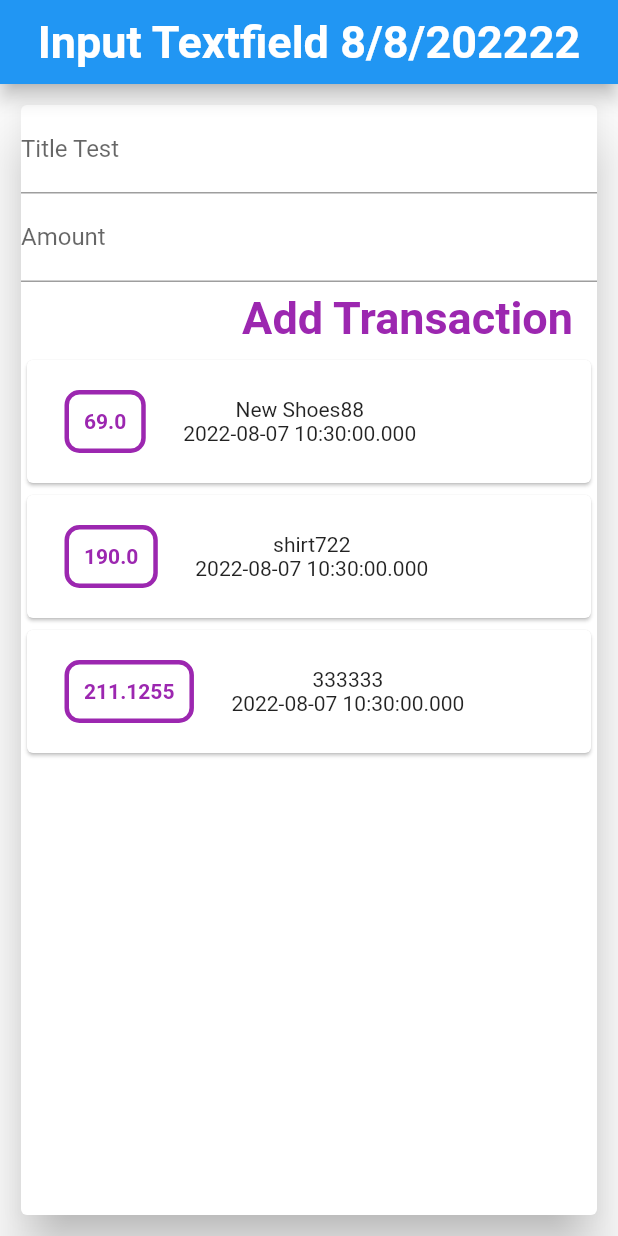
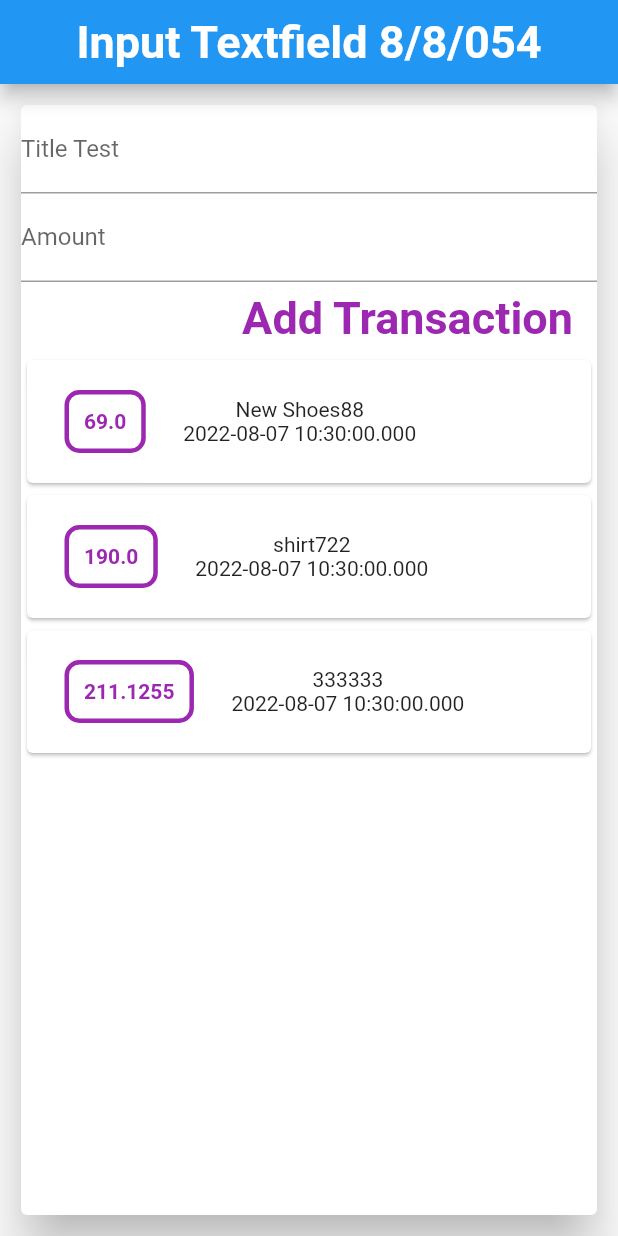
Before and after one commit to ponganan/input_textfield, a Flutter app: the screen it shows after launch, on a phone screen of 412 x 824 dp. Run offline on Flutter 3.47's test engine with Material 2 defaults, Android fonts, the phone set to English and light mode, and no system bars.

Commit message:
update date 8/8/055

```diff
--- a/lib/main.dart
+++ b/lib/main.dart
@@ -44,7 +44,7 @@ class _InputTFState extends State<InputTF> {
           centerTitle: true,
           elevation: 5,
           title: Text(
-            'Input Textfield 8/8/202222',
+            'Input Textfield 8/8/054',
             style: TextStyle(
               fontSize: 30,
               fontWeight: FontWeight.bold,
```
